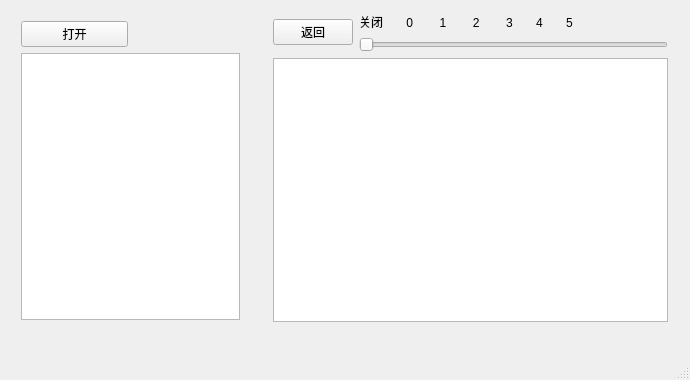
Before: the Qt Designer form qmain/mainwindow.ui in dy1102/ReadingLevel, drawn with Qt 5.
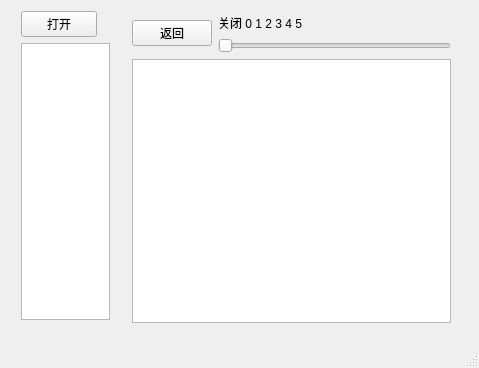
After: the same form once the commit is applied.

Diff of the .ui file:
```diff
--- a/qmain/mainwindow.ui
+++ b/qmain/mainwindow.ui
@@ -6,8 +6,8 @@
    <rect>
     <x>0</x>
     <y>0</y>
-    <width>690</width>
-    <height>380</height>
+    <width>479</width>
+    <height>368</height>
    </rect>
   </property>
   <property name="windowTitle">
@@ -18,13 +18,13 @@
     <property name="geometry">
      <rect>
       <x>10</x>
-      <y>10</y>
-      <width>241</width>
-      <height>321</height>
+      <y>0</y>
+      <width>111</width>
+      <height>331</height>
      </rect>
     </property>
-    <layout class="QVBoxLayout" name="verticalLayout_2">
-     <item>
+    <layout class="QGridLayout" name="gridLayout">
+     <item row="0" column="0">
       <layout class="QHBoxLayout" name="horizontalLayout_2">
        <item>
         <widget class="QPushButton" name="pushButton">
@@ -42,36 +42,34 @@
        </item>
       </layout>
      </item>
-     <item>
+     <item row="1" column="0">
       <widget class="QListWidget" name="listWidget"/>
      </item>
     </layout>
    </widget>
-   <widget class="QWidget" name="">
+   <widget class="QWidget" name="layoutWidget">
     <property name="geometry">
      <rect>
-      <x>262</x>
-      <y>2</y>
-      <width>417</width>
+      <x>121</x>
+      <y>3</y>
+      <width>341</width>
       <height>331</height>
      </rect>
     </property>
-    <layout class="QVBoxLayout" name="verticalLayout_3">
-     <item>
-      <layout class="QHBoxLayout" name="horizontalLayout">
-       <item>
+    <layout class="QGridLayout" name="gridLayout_2">
+     <item row="0" column="0">
         <widget class="QPushButton" name="pushButton_2">
          <property name="text">
           <string>返回</string>
          </property>
         </widget>
        </item>
-       <item>
+     <item row="0" column="1">
         <layout class="QVBoxLayout" name="verticalLayout">
          <item>
           <widget class="QLabel" name="label_2">
            <property name="text">
-            <string>关闭       0        1        2        3       4       5</string>
+          <string>关闭 0 1 2 3 4 5</string>
            </property>
           </widget>
          </item>
@@ -84,9 +82,7 @@
          </item>
         </layout>
        </item>
-      </layout>
-     </item>
-     <item>
+     <item row="1" column="0" colspan="2">
       <widget class="QTextEdit" name="textEdit"/>
      </item>
     </layout>
```
Left out of the diff: 2 changed lines with no effect on the pictures. Lines whose indentation alone changed are shown as unchanged.
